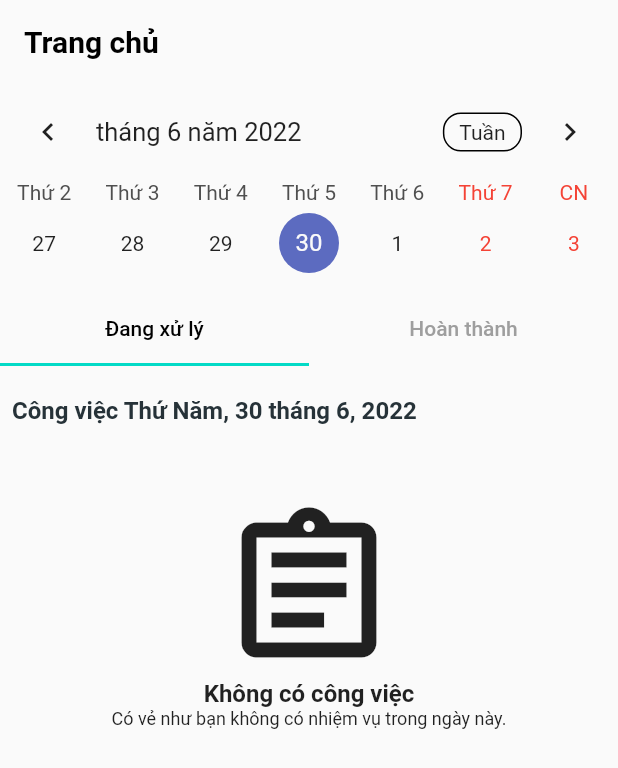
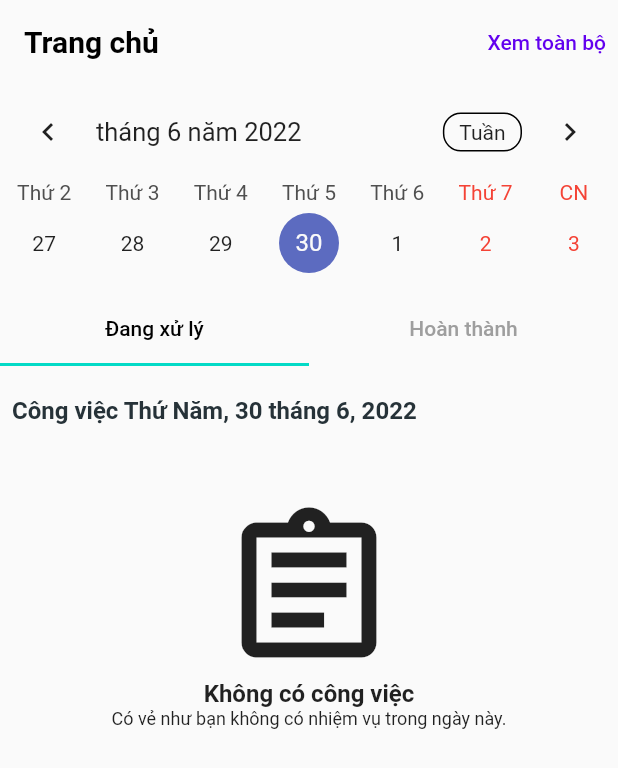
Before and after one commit to datnlm/diver, a Flutter app: the HomeScreen screen opened by its route, on a phone screen of 412 x 824 dp. Shown: the top 768 px of the screen. Run offline on Flutter 3.47's test engine with Material 2 defaults, Android fonts, the phone set to English and light mode, and no system bars; drawn by our look-alikes of table_calendar; our stand-ins replace cached_network_image, dotted_border, firebase_core, firebase_messaging, flutter_local_notifications, flutter_spinkit and 7 more; accounts and stored records are empty.

Commit message:
update home screen

```diff
--- a/lib/controller/auth_controller.dart
+++ b/lib/controller/auth_controller.dart
@@ -40,6 +40,8 @@ class AuthController extends GetxController {
             Get.toNamed(Routes.login);
           }
         }
+      } else {
+        Get.toNamed(Routes.login);
       }
     } catch (e) {
       log(e.toString());
--- a/lib/core/routes/routes.dart
+++ b/lib/core/routes/routes.dart
@@ -24,6 +24,7 @@ class Routes {
   static const cellPhoto = "/cell_image";
   static const cellSurvey = "/cell_survey";
   static const gardenReport = "/garden_report";
+  static const surveyList = "/survey_list";
 }
 
 class RouterGenerator {
--- a/lib/pages/home.dart
+++ b/lib/pages/home.dart
@@ -51,10 +51,50 @@ class _HomeScreenState extends State<HomeScreen> {
         ),
         automaticallyImplyLeading: false,
         elevation: 0,
+        actions: [
+          GetBuilder<SurveyController>(
+            builder: ((controller) => TextButton(
+                  onPressed: () => _surveyController.changeViewTab(),
+                  child: controller.isViewCalendar
+                      ? Text('Xem toàn bộ')
+                      : Text('Xem theo ngày'),
+                )),
+          )
+        ],
       ),
-      body: Column(
+      body: GetBuilder<SurveyController>(
+        builder: (controller) => (controller.isViewCalendar)
+            ? _viewCalendar()
+            : Column(
                 children: [
-          TableCalendar(
+                  _getListSurvey(),
+                ],
+              ),
+      ),
+    );
+    // body: _viewCalendar());
+
+    //  GetBuilder<SurveyController>(
+    //   builder: (controller) => (controller.isViewCalendar)
+    //       ?_tableCalendar(),
+    //       : controller.listSurvey.isEmpty
+    //           ? _emptyTask()
+    //           : _survey(controller),
+    // ),
+  }
+
+  Column _viewCalendar() {
+    return Column(
+      children: [
+        _tableCalendar(),
+        const SizedBox(height: 8.0),
+        _getListSurvey(),
+      ],
+    );
+  }
+
+  TableCalendar<dynamic> _tableCalendar() {
+    return TableCalendar(
       locale: 'vi',
       calendarStyle: const CalendarStyle(
         // Use `CalendarStyle` to customize the UI
@@ -100,7 +140,7 @@ class _HomeScreenState extends State<HomeScreen> {
         if (!isSameDay(_selectedDay, selectedDay)) {
           // Call `setState()` when updating the selected day
           setState(() {
-                  _surveyController.getAll(selectedDay);
+            _surveyController.getByDateTime(selectedDay);
             _selectedDay = selectedDay;
             _focusedDay = focusedDay;
           });
@@ -118,11 +158,6 @@ class _HomeScreenState extends State<HomeScreen> {
         // No need to call `setState()` here
         _focusedDay = focusedDay;
       },
-          ),
-          const SizedBox(height: 8.0),
-          _getListSurvey(),
-        ],
-      ),
     );
   }
 
@@ -138,7 +173,11 @@ class _HomeScreenState extends State<HomeScreen> {
               tabController.addListener(() {
                 if (!tabController.indexIsChanging) {
                   _surveyController.tabIndex = tabController.index;
-                  _surveyController.getAll(_selectedDay!);
+                  if (_surveyController.isViewCalendar) {
+                    _surveyController.getByDateTime(_selectedDay!);
+                  } else {
+                    _surveyController.getAll();
+                  }
                   // Your code goes here.
                   // To get index of current tab use tabController.index
                 }
@@ -158,8 +197,17 @@ class _HomeScreenState extends State<HomeScreen> {
                   ),
                   Padding(
                     padding: const EdgeInsets.only(left: 8.0),
-                    child: Text(
+                    child: _surveyController.isViewCalendar
+                        ? Text(
                             'Công việc ${DateFormat.yMMMMEEEEd('vi_VN').format(_selectedDay!)}',
+                            style: TextStyle(
+                              color: Colors.blueGrey[900],
+                              fontWeight: FontWeight.w700,
+                              fontSize: 16,
+                            ),
+                          )
+                        : Text(
+                            'Danh sách tất cả survey',
                             style: TextStyle(
                               color: Colors.blueGrey[900],
                               fontWeight: FontWeight.w700,
```
Also changed, not shown: lib/controller/survey_controller.dart (+50 -2 lines). Lines whose indentation alone changed are shown as unchanged.
